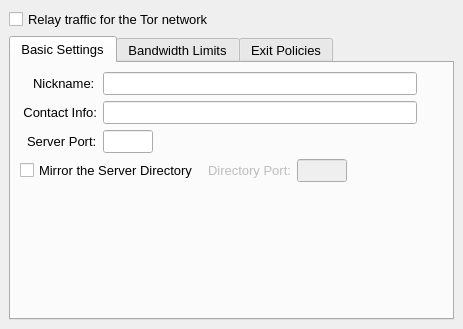
Qt form src/gui/config/serverpage.ui (a-ilin/vidalia) before a commit.
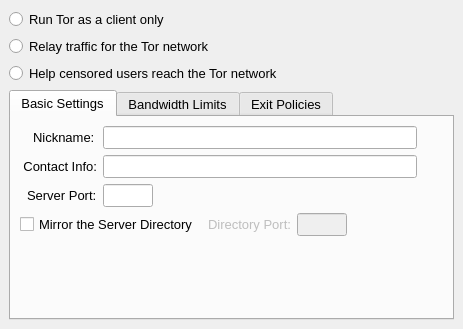
The same form after that commit. Icons and pictures are not drawn.

Commit message:
r2125@lysithea:  edmanm | 2007-10-15 22:59:37 -0400  Add some UI to the Server config page for setting oneself as a bridge. Also  rearrange a skosh of code. I still need to make this use different default  values for bridge nodes versus regular servers.
svn:r2033

What changed in the file:
```diff
--- a/src/gui/config/serverpage.ui
+++ b/src/gui/config/serverpage.ui
@@ -25,18 +25,23 @@
     <number>6</number>
    </property>
    <item>
-    <widget class="QCheckBox" name="chkEnableServer" >
-     <property name="contextMenuPolicy" >
-      <enum>Qt::NoContextMenu</enum>
+    <widget class="QRadioButton" name="rdoClientMode" >
+     <property name="text" >
+      <string>Run Tor as a client only</string>
      </property>
-     <property name="toolTip" >
-      <string>Check to run as a Tor network server</string>
-     </property>
+    </widget>
+   </item>
+   <item>
+    <widget class="QRadioButton" name="rdoServerMode" >
      <property name="text" >
       <string>Relay traffic for the Tor network</string>
      </property>
-     <property name="checked" >
-      <bool>false</bool>
+    </widget>
+   </item>
+   <item>
+    <widget class="QRadioButton" name="rdoBridgeMode" >
+     <property name="text" >
+      <string>Help censored users reach the Tor network</string>
      </property>
     </widget>
    </item>
```
Left out of the diff: 17 changed lines with no effect on the pictures. The commit also changes 2 other files.
